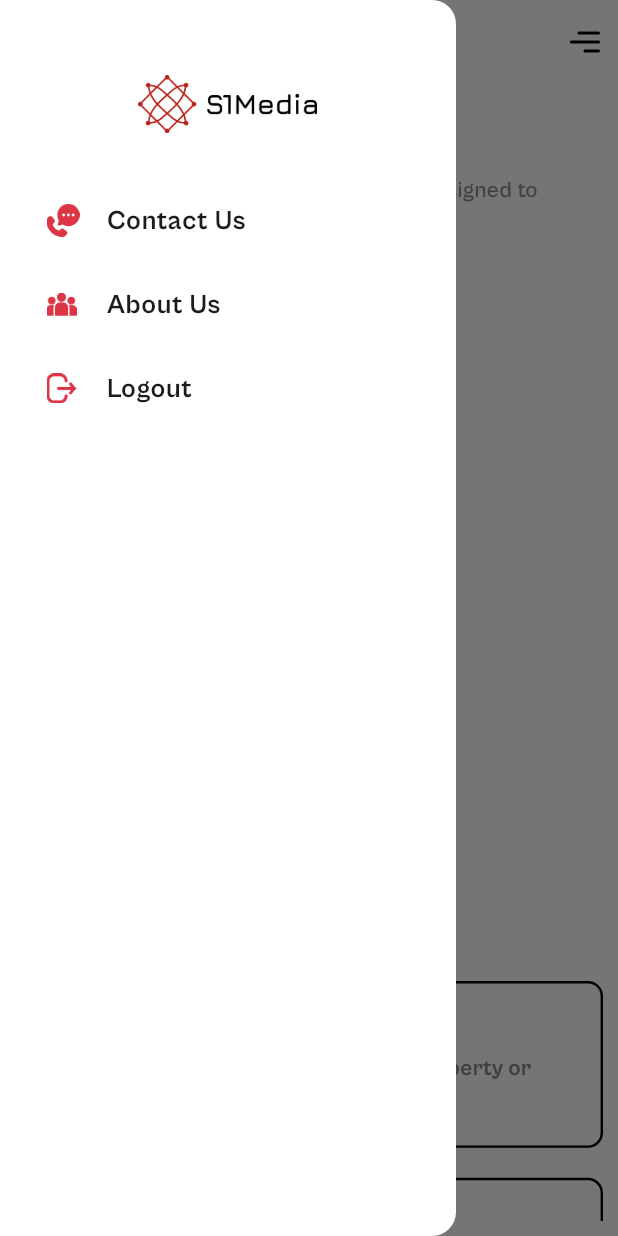
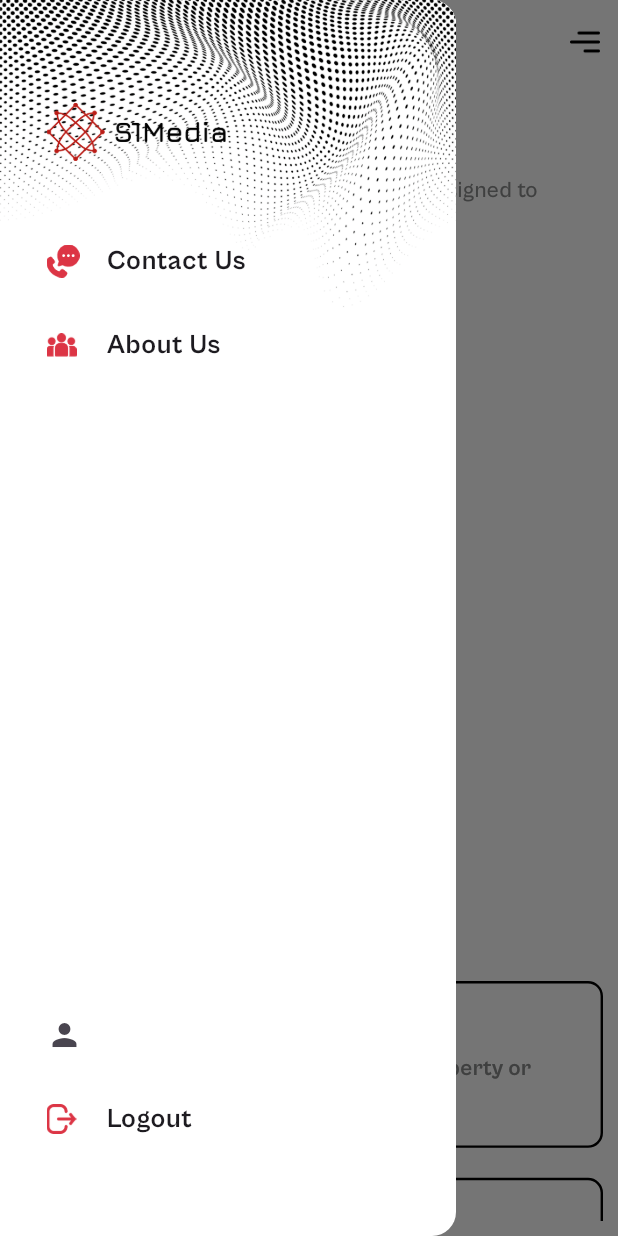
Before and after one commit to KodeInnovate-WorkSpace/s1media_app, a Flutter app: the HomeScreen screen opened directly, with the side drawer open, on a phone screen of 412 x 824 dp. Run offline on Flutter 3.47's test engine with Material 3 defaults, Android fonts, the phone set to English and light mode, and no system bars; drawn by our look-alikes of carousel_slider; our stand-ins replace cloud_firestore, firebase_core, flutter_dotenv, get, logger, pinput and 2 more; missing offline and left inert: in_app_update, mailer; accounts and stored records are empty.

```diff
--- a/lib/screens/home.dart
+++ b/lib/screens/home.dart
@@ -102,14 +102,31 @@ class _HomeScreenState extends State<HomeScreen> {
       ),
       drawer: Drawer(
         backgroundColor: Colors.white,
+        child: Container(
+          decoration: const BoxDecoration(
+            image: DecorationImage(image: AssetImage("assets/pattern2.jpg"), fit: BoxFit.contain, alignment: Alignment.topRight),
+          ),
           child: Padding(
             padding: const EdgeInsets.symmetric(horizontal: 15, vertical: 50),
             child: Column(
+              mainAxisAlignment: MainAxisAlignment.spaceBetween,
+              children: [
+                Column(
+                  mainAxisAlignment: MainAxisAlignment.start,
                   children: [
                     //logo
-              Image.asset(
+                    // Image.asset(
+                    //   "assets/full_logo.png",
+                    //   width: 120,
+                    // ),
+                    const SizedBox(
+                      height: 10,
+                    ),
+                    ListTile(
+                      leading: Image.asset(
                         "assets/full_logo.png",
                         width: 120,
+                      ),
                     ),
                     const SizedBox(
                       height: 30,
@@ -168,7 +185,17 @@ class _HomeScreenState extends State<HomeScreen> {
                         style: TextStyle(fontFamily: 'cgb', fontSize: 18),
                       ),
                     ),
-
+                  ],
+                ),
+                Column(
+                  mainAxisAlignment: MainAxisAlignment.start,
+                  crossAxisAlignment: CrossAxisAlignment.start,
+                  children: [
+                    //User email
+                    ListTile(
+                      leading: const Icon(Icons.person),
+                      title: Text(authObj.email),
+                    ),
                     //Logout Button
                     ListTile(
                       onTap: () {
@@ -228,6 +255,9 @@ class _HomeScreenState extends State<HomeScreen> {
                       ),
                     ),
                   ],
+                ),
+              ],
+            ),
           ),
         ),
       ),
--- a/lib/widget/image_container.dart
+++ b/lib/widget/image_container.dart
@@ -1,5 +1,4 @@
 import 'dart:ui';
-import 'package:cached_network_image/cached_network_image.dart';
 import 'package:flutter/material.dart';
 import 'package:flutter/services.dart';
 import 'package:get/get.dart';
```
Also changed, not shown: lib/screens/add_service.dart (+109 -3 lines), assets/dot_pattern.jpg (added), assets/pattern2.jpg (added). Lines whose indentation alone changed are shown as unchanged.
